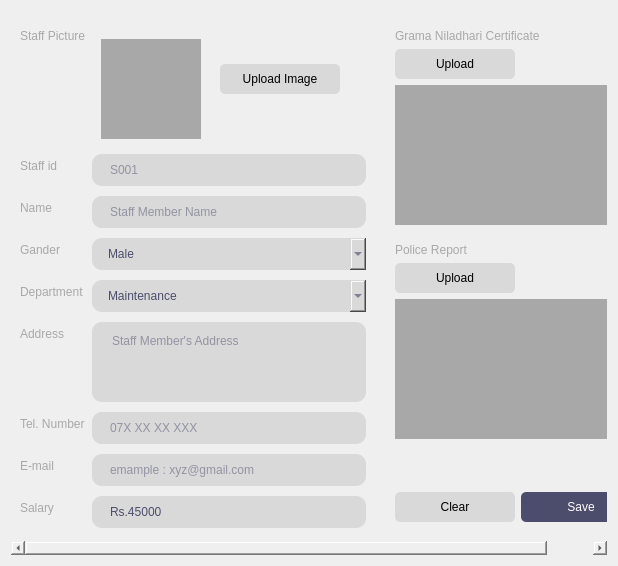
This is application/staff/add_staff.ui in SeneshNV/XYZ-Hotel-Management as Qt 5 draws it before an edit. The edited form follows.
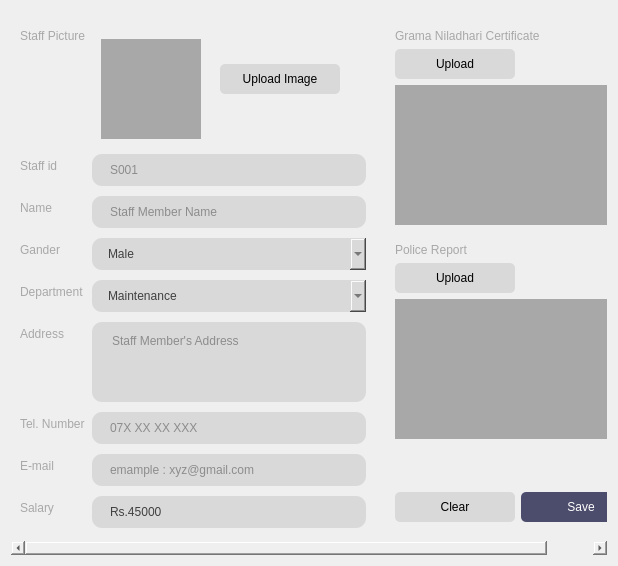
This is the edited form.

Diff of the .ui file:
```diff
--- a/application/staff/add_staff.ui
+++ b/application/staff/add_staff.ui
@@ -104,7 +104,7 @@
                <string notr="true">QLineEdit{
     background-color: #D9D9D9;
 	font: 10pt &quot;SF Pro Display&quot;;
-    color: #4C4C6C;
+    color: #404040;
     border: none;
     border-radius: 10px;
     padding: 8px 16px; 
@@ -133,7 +133,7 @@
                <string notr="true">QLineEdit{
     background-color: #D9D9D9;
 	font: 10pt &quot;SF Pro Display&quot;;
-    color: #4C4C6C;
+    color: #404040;
     border: none;
     border-radius: 10px;
     padding: 8px 16px; 
@@ -190,7 +190,7 @@
                <string notr="true">QTextEdit{
     background-color: #D9D9D9;
 	font: 10pt &quot;SF Pro Display&quot;;
-    color: #4C4C6C;
+    color: #404040;
     border: none;
     border-radius: 10px;
     padding: 8px 16px; 
@@ -219,7 +219,7 @@
                <string notr="true">QLineEdit{
     background-color: #D9D9D9;
 	font: 10pt &quot;SF Pro Display&quot;;
-    color: #4C4C6C;
+    color: #404040;
     border: none;
     border-radius: 10px;
     padding: 8px 16px; 
@@ -248,7 +248,7 @@
                <string notr="true">QLineEdit{
     background-color: #D9D9D9;
 	font: 10pt &quot;SF Pro Display&quot;;
-    color: #4C4C6C;
+    color: #404040;
     border: none;
     border-radius: 10px;
     padding: 8px 16px; 
@@ -277,7 +277,7 @@
                <string notr="true">QLineEdit{
     background-color: #D9D9D9;
 	font: 10pt &quot;SF Pro Display&quot;;
-    color: #4C4C6C;
+    color: #404040;
     border: none;
     border-radius: 10px;
     padding: 8px 16px; 
@@ -437,7 +437,7 @@
                <string notr="true">QComboBox{
     background-color: #D9D9D9;
 	font: 10pt &quot;SF Pro Display&quot;;
-    color: #4C4C6C;
+    color: #404040;
     border: none;
     border-radius: 10px;
     padding: 8px 16px; 
@@ -462,7 +462,7 @@
                <string notr="true">QComboBox{
     background-color: #D9D9D9;
 	font: 10pt &quot;SF Pro Display&quot;;
-    color: #4C4C6C;
+    color: #404040;
     border: none;
     border-radius: 10px;
     padding: 8px 16px; 
```
